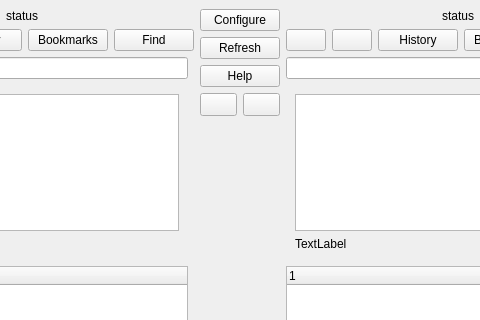
First picture: the form in src/mainwin.ui, repository suncore/dflynav, before the edit; both pictures show x 159 to 639 and y 0 to 320 of the 798 by 568 pixel window.
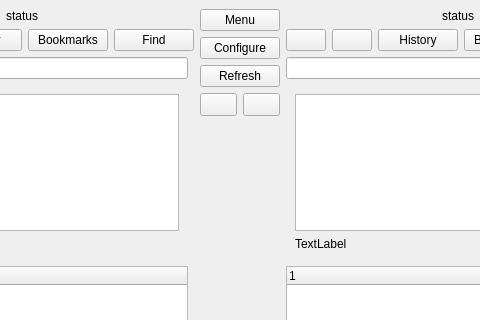
Second picture: the form after the edit.

What changed in the file:
```diff
--- a/src/mainwin.ui
+++ b/src/mainwin.ui
@@ -128,6 +128,13 @@
          <layout class="QVBoxLayout" name="center">
           <item>
            <layout class="QVBoxLayout" name="verticalLayout_4">
+            <item>
+             <widget class="QPushButton" name="help">
+              <property name="text">
+               <string>Menu</string>
+              </property>
+             </widget>
+            </item>
             <item>
              <widget class="QPushButton" name="configure">
               <property name="text">
@@ -142,13 +149,6 @@
               </property>
              </widget>
             </item>
-            <item>
-             <widget class="QPushButton" name="help">
-              <property name="text">
-               <string>Help</string>
-              </property>
-             </widget>
-            </item>
            </layout>
           </item>
           <item>
```
